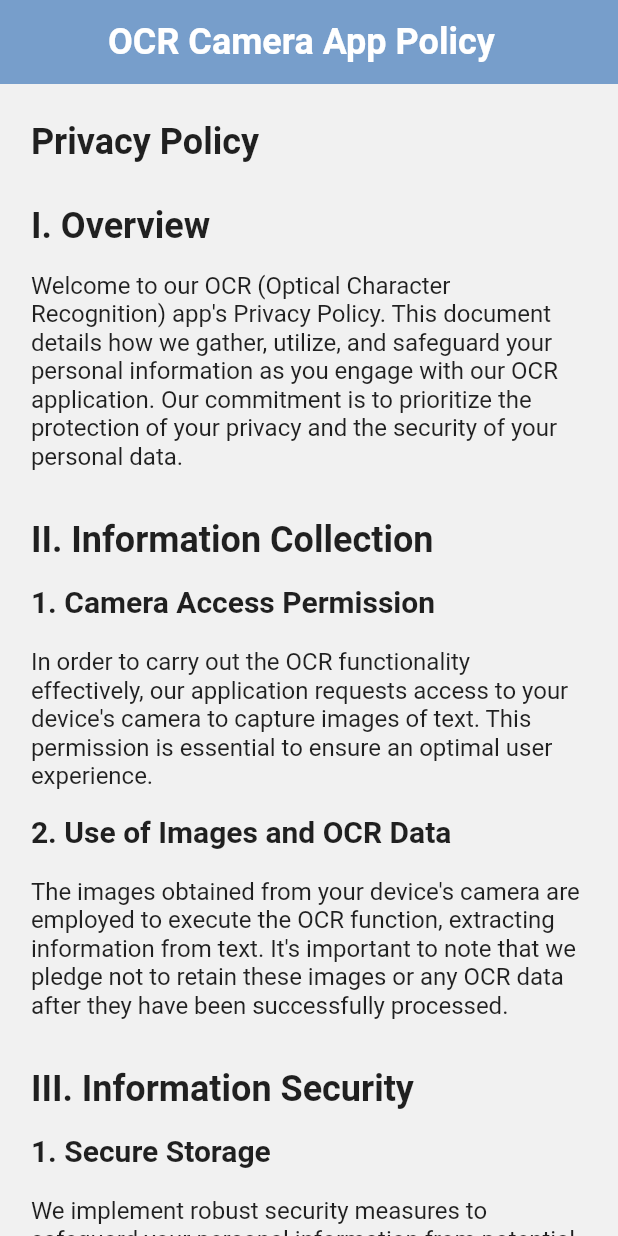
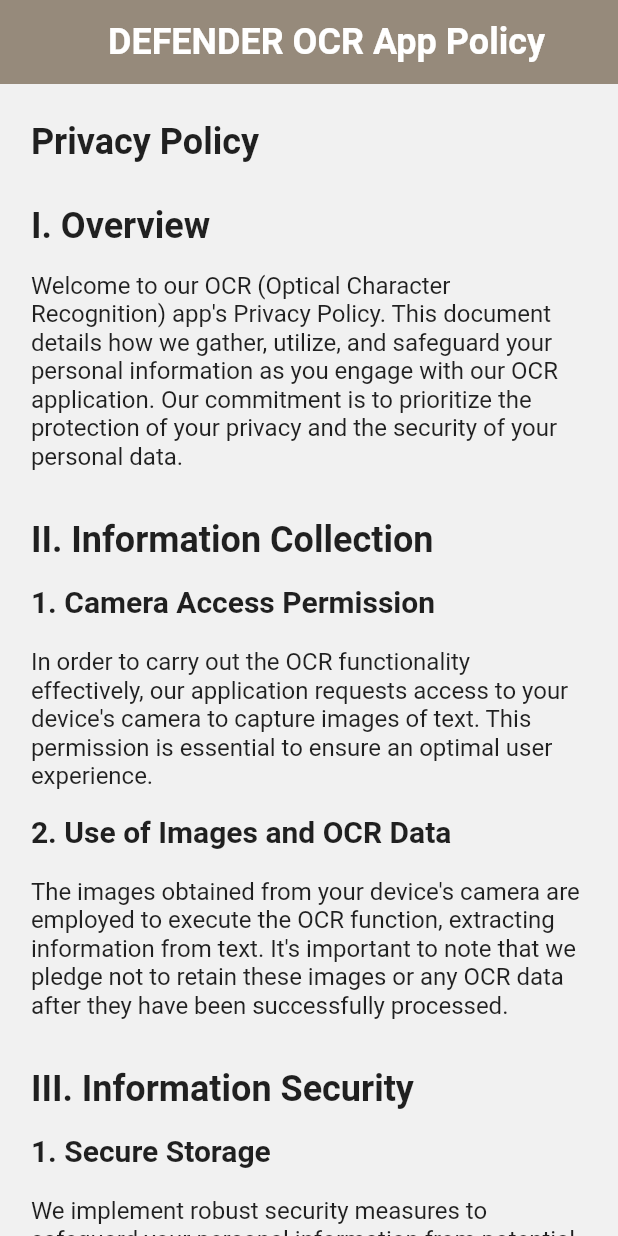
Before and after one commit to TruongNguyen2811/policy-web, a Flutter app: the screen it shows after launch, on a phone screen of 412 x 824 dp. Run offline on Flutter 3.47's test engine with Material 2 defaults, Android fonts, the phone set to English and light mode, and no system bars.

Commit message:
[feat][deploy][update icon title to deploy]

```diff
--- a/lib/main.dart
+++ b/lib/main.dart
@@ -14,7 +14,7 @@ class MyApp extends StatelessWidget {
   @override
   Widget build(BuildContext context) {
     return MaterialApp(
-      title: 'OCR Camera App Policy',
+      title: 'DEFENDER OCR App Policy',
       theme: ThemeData(
         // This is the theme of your application.
         //
@@ -59,13 +59,13 @@ class _MyHomePageState extends State<MyHomePage> {
       backgroundColor: const Color(0xFFF1F1F1),
       appBar: AppBar(
         // toolbarHeight: h * 0.1,
-        backgroundColor: const Color(0xFF779ECB),
+        backgroundColor: const Color(0xFF968a7b),
         leading: SizedBox(
           width: w * 0.05,
         ),
         elevation: 0.0,
         title: const Text(
-          "OCR Camera App Policy",
+          "DEFENDER OCR App Policy",
           style: TextStyle(
             fontSize: 24.0,
             fontWeight: FontWeight.bold,
```
Also changed, not shown: firebase.json, pubspec.lock, 4 other files.
